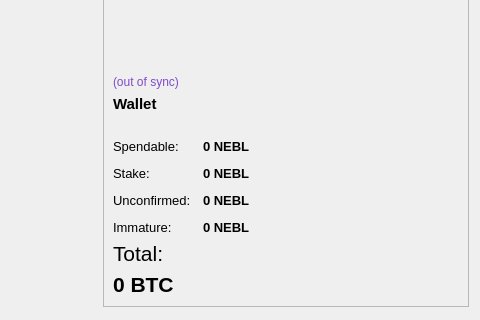
Above: wallet/qt/forms/overviewpage.ui from sanjayg99/bfx before the change; both pictures show x 281 to 761 and y 132 to 452 of the 761 by 452 pixel window. Below: the same form after it.
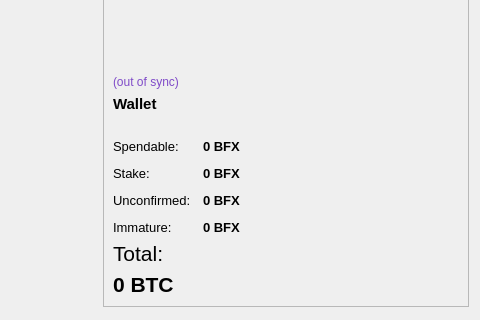
That is the form after the change.

What changed in the file:
```diff
--- a/wallet/qt/forms/overviewpage.ui
+++ b/wallet/qt/forms/overviewpage.ui
@@ -201,7 +201,7 @@
              <string>Your current spendable balance</string>
             </property>
             <property name="text">
-             <string notr="true">0 NEBL</string>
+             <string notr="true">0 BFX</string>
             </property>
             <property name="textInteractionFlags">
              <set>Qt::LinksAccessibleByMouse|Qt::TextSelectableByKeyboard|Qt::TextSelectableByMouse</set>
@@ -236,7 +236,7 @@
              <string>Total number of tokens that were staked, and do not yet count toward the current balance</string>
             </property>
             <property name="text">
-             <string notr="true">0 NEBL</string>
+             <string notr="true">0 BFX</string>
             </property>
             <property name="textInteractionFlags">
              <set>Qt::LinksAccessibleByMouse|Qt::TextSelectableByKeyboard|Qt::TextSelectableByMouse</set>
@@ -271,7 +271,7 @@
              <string>Total of transactions that have yet to be confirmed, and do not yet count toward the current balance</string>
             </property>
             <property name="text">
-             <string notr="true">0 NEBL</string>
+             <string notr="true">0 BFX</string>
             </property>
             <property name="textInteractionFlags">
              <set>Qt::LinksAccessibleByMouse|Qt::TextSelectableByKeyboard|Qt::TextSelectableByMouse</set>
@@ -303,7 +303,7 @@
              <string>Mined balance that has not yet matured</string>
             </property>
             <property name="text">
-             <string notr="true">0 NEBL</string>
+             <string notr="true">0 BFX</string>
             </property>
             <property name="textInteractionFlags">
              <set>Qt::LinksAccessibleByMouse|Qt::TextSelectableByKeyboard|Qt::TextSelectableByMouse</set>
```
